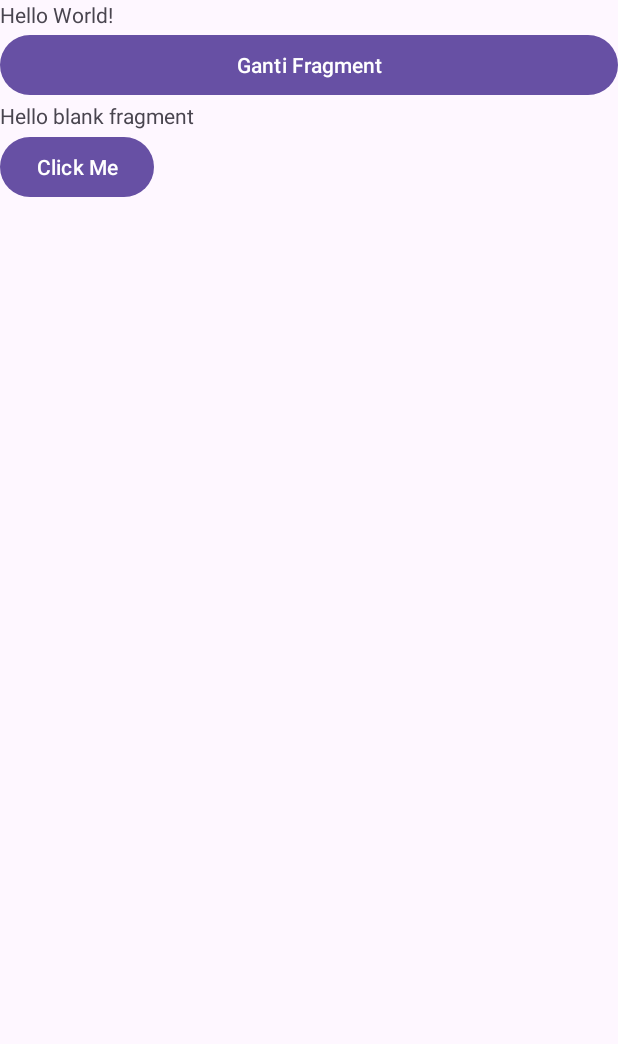
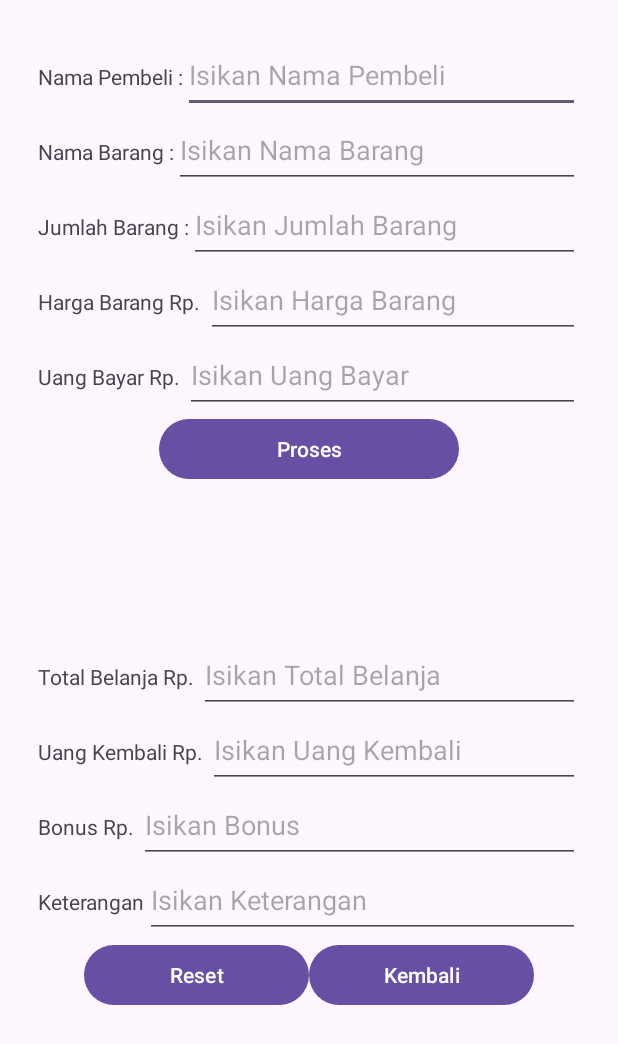
Before and after one commit to alexsibero/LatihanFragment, an Android app: the screen it shows after launch (MainActivity), on a phone screen of 412 x 824 dp. Shown: the top 1044 px of the screen. Run offline under Robolectric (Android 15) with nearby library versions, the phone set to English and light mode, and no system bars.

Commit message:
Implementasi View dan Viewgroup

```diff
--- a/app/src/main/AndroidManifest.xml
+++ b/app/src/main/AndroidManifest.xml
@@ -10,7 +10,7 @@
         android:label="@string/app_name"
         android:roundIcon="@mipmap/ic_launcher_round"
         android:supportsRtl="true"
-        android:theme="@style/Theme.LatihanFragment"
+        android:theme="@style/Base.Theme.LatihanFragment"
         tools:targetApi="31">
         <activity
             android:name=".MainActivity"
--- a/app/src/main/java/com/alexsibero/latihanfragment/TextFragment.java
+++ b/app/src/main/java/com/alexsibero/latihanfragment/AtasFragment.java
@@ -1,18 +1,19 @@
 package com.alexsibero.latihanfragment;
 
 import android.os.Bundle;
+
 import androidx.fragment.app.Fragment;
+
 import android.view.LayoutInflater;
 import android.view.View;
 import android.view.ViewGroup;
 
 /**
  * A simple {@link Fragment} subclass.
- * Use the {@link TextFragment#newInstance} factory method to
+ * Use the {@link AtasFragment#newInstance} factory method to
  * create an instance of this fragment.
- *
  */
-public class TextFragment extends Fragment {
+public class AtasFragment extends Fragment {
 
     // TODO: Rename parameter arguments, choose names that match
     // the fragment initialization parameters, e.g. ARG_ITEM_NUMBER
@@ -23,26 +24,26 @@ public class TextFragment extends Fragment {
     private String mParam1;
     private String mParam2;
 
+    public AtasFragment() {
+        // Required empty public constructor
+    }
+
     /**
      * Use this factory method to create a new instance of
      * this fragment using the provided parameters.
      *
      * @param param1 Parameter 1.
      * @param param2 Parameter 2.
-     * @return A new instance of fragment TextFragment.
+     * @return A new instance of fragment AtasFragment.
      */
     // TODO: Rename and change types and number of parameters
-    public static TextFragment newInstance(String param1, String param2) {
-        TextFragment fragment = new TextFragment();
+    public static AtasFragment newInstance(String param1, String param2) {
+        AtasFragment fragment = new AtasFragment();
         Bundle args = new Bundle();
         args.putString(ARG_PARAM1, param1);
         args.putString(ARG_PARAM2, param2);
         fragment.setArguments(args);
         return fragment;
-    }
-
-    public TextFragment() {
-        // Required empty public constructor
     }
 
     @Override
@@ -58,6 +59,6 @@ public class TextFragment extends Fragment {
     public View onCreateView(LayoutInflater inflater, ViewGroup container,
                              Bundle savedInstanceState) {
         // Inflate the layout for this fragment
-        return inflater.inflate(R.layout.fragment_text, container, false);
+        return inflater.inflate(R.layout.fragment_atas, container, false);
     }
 }
--- a/app/src/main/java/com/alexsibero/latihanfragment/ButtonFragment.java
+++ b/app/src/main/java/com/alexsibero/latihanfragment/BawahFragment.java
@@ -10,10 +10,10 @@ import android.view.ViewGroup;
 
 /**
  * A simple {@link Fragment} subclass.
- * Use the {@link ButtonFragment#newInstance} factory method to
+ * Use the {@link BawahFragment#newInstance} factory method to
  * create an instance of this fragment.
  */
-public class ButtonFragment extends Fragment {
+public class BawahFragment extends Fragment {
 
     // TODO: Rename parameter arguments, choose names that match
     // the fragment initialization parameters, e.g. ARG_ITEM_NUMBER
@@ -24,7 +24,7 @@ public class ButtonFragment extends Fragment {
     private String mParam1;
     private String mParam2;
 
-    public ButtonFragment() {
+    public BawahFragment() {
         // Required empty public constructor
     }
 
@@ -34,11 +34,11 @@ public class ButtonFragment extends Fragment {
      *
      * @param param1 Parameter 1.
      * @param param2 Parameter 2.
-     * @return A new instance of fragment ButtonFragment.
+     * @return A new instance of fragment BawahFragment.
      */
     // TODO: Rename and change types and number of parameters
-    public static ButtonFragment newInstance(String param1, String param2) {
-        ButtonFragment fragment = new ButtonFragment();
+    public static BawahFragment newInstance(String param1, String param2) {
+        BawahFragment fragment = new BawahFragment();
         Bundle args = new Bundle();
         args.putString(ARG_PARAM1, param1);
         args.putString(ARG_PARAM2, param2);
@@ -59,6 +59,6 @@ public class ButtonFragment extends Fragment {
     public View onCreateView(LayoutInflater inflater, ViewGroup container,
                              Bundle savedInstanceState) {
         // Inflate the layout for this fragment
-        return inflater.inflate(R.layout.fragment_button, container, false);
+        return inflater.inflate(R.layout.fragment_bawah, container, false);
     }
 }
--- a/app/src/main/java/com/alexsibero/latihanfragment/MainActivity.java
+++ b/app/src/main/java/com/alexsibero/latihanfragment/MainActivity.java
@@ -1,10 +1,14 @@
 package com.alexsibero.latihanfragment;
 
+import android.content.DialogInterface;
 import android.os.Bundle;
 import android.view.View;
 import android.widget.Button;
+import android.widget.ImageView;
+import android.widget.TextView;
 
 import androidx.activity.EdgeToEdge;
+import androidx.appcompat.app.AlertDialog;
 import androidx.appcompat.app.AppCompatActivity;
 import androidx.core.graphics.Insets;
 import androidx.core.view.ViewCompat;
@@ -26,35 +30,51 @@ public class MainActivity extends AppCompatActivity {
             return insets;
         });
 
-        TextFragment textfragment = new TextFragment();
-        textfragment.setArguments(getIntent().getExtras());
-        getSupportFragmentManager().beginTransaction().add(R.id.fragmentContainer, textfragment).commit();
+        // Meletakkan Atas Fragment pada Fragment Container 1
+        AtasFragment af = new AtasFragment();
+        getSupportFragmentManager().beginTransaction().add(R.id.fragmentContainer1, af).commit();
 
-        Button btn = findViewById(R.id.buttonChange);
-        btn.setOnClickListener(new View.OnClickListener() {
-            @Override
-            public void onClick(View view) {
-                if(findViewById(R.id.fragmentContainer)!=null) {
+        // Meletakkan Bawah Fragment pada Fragment Container 2
+        BawahFragment bf = new BawahFragment();
+        getSupportFragmentManager().beginTransaction().add(R.id.fragmentContainer2, bf).commit();
 
-                }
 
-                TextFragment textfragment = new TextFragment();
-                textfragment.setArguments(getIntent().getExtras());
 
-                ButtonFragment buttonfragment = new ButtonFragment();
-                buttonfragment.setArguments(getIntent().getExtras());
 
-                FragmentTransaction trans = getSupportFragmentManager().beginTransaction();
 
-                if(status==false) {
-                    trans.replace(R.id.fragmentContainer, buttonfragment);
-                    status=true;
-                } else {
-                    trans.replace(R.id.fragmentContainer, textfragment);
-                    status = false;
-                }
-                trans.commit();
-            }
-        });
+
+
+
+
+
+        //        textfragment.setArguments(getIntent().getExtras());
+//        getSupportFragmentManager().beginTransaction().add(R.id.fragmentContainer, textfragment).commit();
+//
+//        Button btn = findViewById(R.id.buttonChange);
+//        btn.setOnClickListener(new View.OnClickListener() {
+//            @Override
+//            public void onClick(View view) {
+//                if(findViewById(R.id.fragmentContainer)!=null) {
+//
+//                }
+//
+//                TextFragment textfragment = new TextFragment();
+//                textfragment.setArguments(getIntent().getExtras());
+//
+//                ButtonFragment buttonfragment = new ButtonFragment();
+//                buttonfragment.setArguments(getIntent().getExtras());
+//
+//                FragmentTransaction trans = getSupportFragmentManager().beginTransaction();
+//
+//                if(status==false) {
+//                    trans.replace(R.id.fragmentContainer, buttonfragment);
+//                    status=true;
+//                } else {
+//                    trans.replace(R.id.fragmentContainer, textfragment);
+//                    status = false;
+//                }
+//                trans.commit();
+//            }
+//        });
     }
 }
--- a/app/src/main/res/layout/activity_main.xml
+++ b/app/src/main/res/layout/activity_main.xml
@@ -8,21 +8,18 @@
     android:orientation="vertical"
     tools:context=".MainActivity">
 
-    <TextView
-        android:layout_width="wrap_content"
-        android:layout_height="wrap_content"
-        android:text="Hello World!" />
-
-    <Button
-        android:id="@+id/buttonChange"
+    <FrameLayout
+        android:id="@+id/fragmentContainer1"
         android:layout_width="match_parent"
-        android:layout_height="wrap_content"
-        android:text="Ganti Fragment" />
+        android:layout_height="400dp"
+        android:padding="25dp"
+        tools:ignore="MissingConstraints" />
 
     <FrameLayout
-        android:id="@+id/fragmentContainer"
+        android:id="@+id/fragmentContainer2"
         android:layout_width="match_parent"
-        android:layout_height="100dp"
+        android:layout_height="400dp"
+        android:padding="25dp"
         tools:ignore="MissingConstraints" />
 
 </LinearLayout>
--- /dev/null
+++ b/app/src/main/res/layout/fragment_atas.xml
@@ -0,0 +1,95 @@
+<?xml version="1.0" encoding="utf-8"?>
+<LinearLayout xmlns:android="http://schemas.android.com/apk/res/android"
+    xmlns:tools="http://schemas.android.com/tools"
+    android:layout_width="match_parent"
+    android:layout_height="match_parent"
+    android:orientation="vertical"
+    tools:context=".AtasFragment">
+
+    <LinearLayout
+        android:layout_width="match_parent"
+        android:layout_height="50dp"
+        android:orientation="horizontal">
+
+        <TextView
+            android:layout_width="wrap_content"
+            android:layout_height="wrap_content"
+            android:text="@string/namapembeli" />
+
+        <EditText
+            android:layout_width="match_parent"
+            android:layout_height="match_parent"
+            android:hint="Isikan Nama Pembeli"/>
+
+    </LinearLayout>
+    <LinearLayout
+        android:layout_width="match_parent"
+        android:layout_height="50dp"
+        android:orientation="horizontal">
+
+        <TextView
+            android:layout_width="wrap_content"
+            android:layout_height="wrap_content"
+            android:text="@string/namabarang" />
+
+        <EditText
+            android:layout_width="match_parent"
+            android:layout_height="match_parent"
+            android:hint="Isikan Nama Barang"/>
+
+    </LinearLayout>
+    <LinearLayout
+        android:layout_width="match_parent"
+        android:layout_height="50dp"
+        android:orientation="horizontal">
+
+        <TextView
+            android:layout_width="wrap_content"
+            android:layout_height="wrap_content"
+            android:text="@string/jumlahbarang" />
+
+        <EditText
+            android:layout_width="match_parent"
+            android:layout_height="match_parent"
+            android:hint="Isikan Jumlah Barang"/>
+
+    </LinearLayout>
+    <LinearLayout
+        android:layout_width="match_parent"
+        android:layout_height="50dp"
+        android:orientation="horizontal">
+
+        <TextView
+            android:layout_width="wrap_content"
+            android:layout_height="wrap_content"
+            android:text="@string/hargabarang" />
+
+        <EditText
+            android:layout_width="match_parent"
+            android:layout_height="match_parent"
+            android:hint="Isikan Harga Barang"/>
+
+    </LinearLayout>
+    <LinearLayout
+        android:layout_width="match_parent"
+        android:layout_height="50dp"
+        android:orientation="horizontal">
+
+        <TextView
+            android:layout_width="wrap_content"
+            android:layout_height="wrap_content"
+            android:text="@string/uangbayar" />
+
+        <EditText
+            android:layout_width="match_parent"
+            android:layout_height="match_parent"
+            android:hint="Isikan Uang Bayar"/>
+
+    </LinearLayout>
+    <Button
+        android:layout_gravity="center"
+        android:text="Proses"
+        android:layout_height="wrap_content"
+        android:layout_width="200dp"/>
+
+</LinearLayout>
--- /dev/null
+++ b/app/src/main/res/layout/fragment_bawah.xml
@@ -0,0 +1,93 @@
+<?xml version="1.0" encoding="utf-8"?>
+<LinearLayout xmlns:android="http://schemas.android.com/apk/res/android"
+    xmlns:tools="http://schemas.android.com/tools"
+    android:layout_width="match_parent"
+    android:layout_height="match_parent"
+    android:orientation="vertical"
+    tools:context=".BawahFragment">
+
+    <LinearLayout
+        android:layout_width="match_parent"
+        android:layout_height="50dp"
+        android:orientation="horizontal">
+
+        <TextView
+            android:layout_width="wrap_content"
+            android:layout_height="wrap_content"
+            android:text="@string/totalbelanja" />
+
+        <EditText
+            android:layout_width="match_parent"
+            android:layout_height="match_parent"
+            android:hint="Isikan Total Belanja"/>
+
+    </LinearLayout>
+    <LinearLayout
+        android:layout_width="match_parent"
+        android:layout_height="50dp"
+        android:orientation="horizontal">
+
+        <TextView
+            android:layout_width="wrap_content"
+            android:layout_height="wrap_content"
+            android:text="@string/uangkembali" />
+
+        <EditText
+            android:layout_width="match_parent"
+            android:layout_height="match_parent"
+            android:hint="Isikan Uang Kembali"/>
+
+    </LinearLayout>
+    <LinearLayout
+        android:layout_width="match_parent"
+        android:layout_height="50dp"
+        android:orientation="horizontal">
+
+        <TextView
+            android:layout_width="wrap_content"
+            android:layout_height="wrap_content"
+            android:text="@string/bonus" />
+
+        <EditText
+            android:layout_width="match_parent"
+            android:layout_height="match_parent"
+            android:hint="Isikan Bonus"/>
+
+    </LinearLayout>
+    <LinearLayout
+        android:layout_width="match_parent"
+        android:layout_height="50dp"
+        android:orientation="horizontal">
+
+        <TextView
+            android:layout_width="wrap_content"
+            android:layout_height="wrap_content"
+            android:text="@string/keterangan" />
+
+        <EditText
+            android:layout_width="match_parent"
+            android:layout_height="match_parent"
+            android:hint="Isikan Keterangan"/>
+
+    </LinearLayout>
+    <LinearLayout
+        android:layout_width="match_parent"
+        android:layout_height="50dp"
+        android:orientation="horizontal"
+        android:gravity="center">
+
+        <Button
+            android:text="Reset"
+            android:layout_height="wrap_content"
+            android:layout_width="150dp"
+            android:layout_marginLeft="30dp"/>
+
+        <Button
+            android:text="Kembali"
+            android:layout_height="wrap_content"
+            android:layout_width="150dp"
+            android:layout_marginRight="30dp" />
+    </LinearLayout>
+
+
+</LinearLayout>
--- a/app/src/main/res/layout/fragment_button.xml
+++ /dev/null
@@ -1,21 +0,0 @@
-<?xml version="1.0" encoding="utf-8"?>
-<FrameLayout xmlns:android="http://schemas.android.com/apk/res/android"
-    xmlns:tools="http://schemas.android.com/tools"
-    android:layout_width="match_parent"
-    android:layout_height="match_parent"
-    tools:context=".ButtonFragment">
-
-    <LinearLayout
-        android:orientation="vertical"
-        android:layout_width="match_parent"
-        android:layout_height="match_parent" >
-
-        <Button
-            android:id="@+id/button"
-            android:layout_width="wrap_content"
-            android:layout_height="wrap_content"
-            android:text="Button dari Fragment" />
-    </LinearLayout>
-
-
-</FrameLayout>
--- a/app/src/main/res/layout/fragment_text.xml
+++ /dev/null
@@ -1,21 +0,0 @@
-<?xml version="1.0" encoding="utf-8"?>
-<FrameLayout xmlns:android="http://schemas.android.com/apk/res/android"
-    xmlns:tools="http://schemas.android.com/tools"
-    android:layout_width="match_parent"
-    android:layout_height="match_parent"
-    tools:context=".TextFragment">
-
-    <!-- TODO: Update blank fragment layout -->
-    <TextView
-        android:id="@+id/tvTitle"
-        android:layout_width="match_parent"
-        android:layout_height="match_parent"
-        android:text="@string/hello_blank_fragment" />
-
-    <Button
-        android:layout_width="wrap_content"
-        android:layout_height="wrap_content"
-        android:layout_marginTop="20dp"
-        android:text="Click Me" />
-
-</FrameLayout>
--- a/app/src/main/res/values/colors.xml
+++ b/app/src/main/res/values/colors.xml
@@ -2,4 +2,5 @@
 <resources>
     <color name="black">#FF000000</color>
     <color name="white">#FFFFFFFF</color>
+    <color name="merahjambu">#FFC0CB</color>
 </resources>
--- a/app/src/main/res/values/strings.xml
+++ b/app/src/main/res/values/strings.xml
@@ -2,4 +2,13 @@
     <string name="app_name">LatihanFragment</string>
     <!-- TODO: Remove or change this placeholder text -->
     <string name="hello_blank_fragment">Hello blank fragment</string>
+    <string name="namapembeli">Nama Pembeli :</string>
+    <string name="namabarang">Nama Barang :</string>
+    <string name="jumlahbarang">Jumlah Barang :</string>
+    <string name="hargabarang">"Harga Barang Rp. "</string>
+    <string name="uangbayar">"Uang Bayar Rp. "</string>
+    <string name="totalbelanja">"Total Belanja Rp. "</string>
+    <string name="uangkembali">"Uang Kembali Rp. "</string>
+    <string name="bonus">"Bonus Rp. "</string>
+    <string name="keterangan">Keterangan</string>
 </resources>
```
